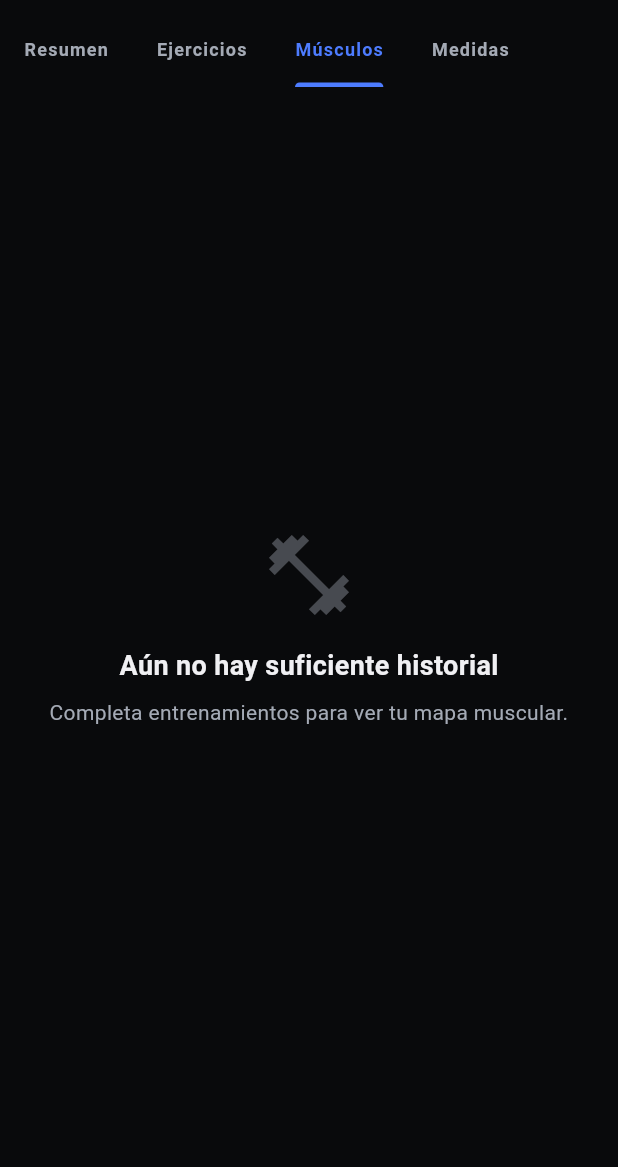
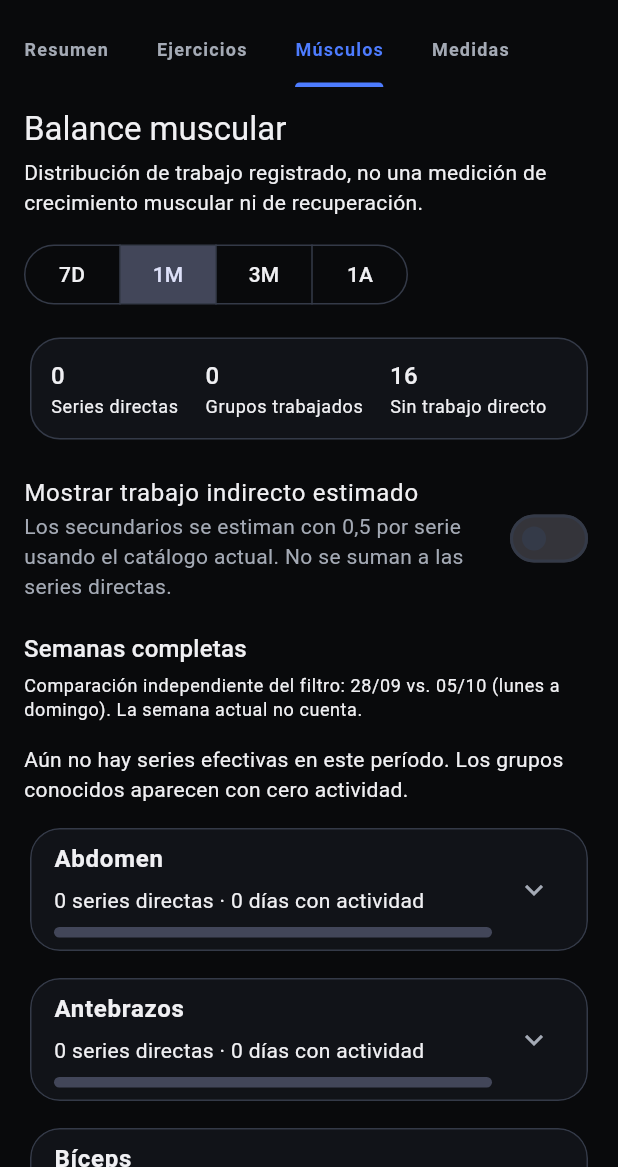
Before and after one commit to fernando15xvs/STK-Haven_CI, a Flutter app: the ProgressPage screen opened directly, tab 3 chosen, on a phone screen of 412 x 824 dp, the part 69-1236 px from its top. Run offline on Flutter 3.47's test engine with Material 3 defaults, Android fonts, the phone set to English and light mode, and no system bars; our stand-ins replace csv, file_picker, fl_chart, flutter_local_notifications, flutter_riverpod, hive and 8 more; missing offline and left inert: dart:js_interop, workmanager; accounts and stored records are empty; Roboto replaces fonts that are missing (Outfit).

Commit message:
feat(progress): implement muscle balance analytics and mobile detail

```diff
--- a/apps/app_mobile/lib/features/progress/presentation/widgets/muscle_heatmap_grid.dart
+++ b/apps/app_mobile/lib/features/progress/presentation/widgets/muscle_heatmap_grid.dart
@@ -1,165 +1,294 @@
+import 'package:core/domain/models/exercise.dart';
+import 'package:core/features/exercises/presentation/providers/exercise_provider.dart';
+import 'package:core/features/progress/application/muscle_balance_calculator.dart';
+import 'package:core/features/progress/application/progress_metrics_service.dart';
+import 'package:core/features/routines/presentation/providers/routine_provider.dart';
+import 'package:core/features/workout/application/workout_history_provider.dart';
 import 'package:flutter/material.dart';
 import 'package:flutter_riverpod/flutter_riverpod.dart';
-import 'package:gym_tracker/core/theme/app_colors.dart';
-import 'package:core/features/progress/application/muscle_workload_calculator.dart';
-import 'package:core/features/workout/application/workout_history_provider.dart';
-import 'package:core/features/progress/application/progress_metrics_service.dart';
+import 'package:intl/intl.dart';
 
-class MuscleHeatmapGrid extends ConsumerWidget {
+/// Kept under the historical name for navigation/backup compatibility.
+/// All muscle analytics now live in this single Balance Muscular tab.
+class MuscleHeatmapGrid extends ConsumerStatefulWidget {
   const MuscleHeatmapGrid({super.key});
 
   @override
-  Widget build(BuildContext context, WidgetRef ref) {
-    final filter = ref.watch(timeFilterProvider);
+  ConsumerState<MuscleHeatmapGrid> createState() => _MuscleHeatmapGridState();
+}
+
+class _MuscleHeatmapGridState extends ConsumerState<MuscleHeatmapGrid> {
+  bool _showIndirect = false;
+
+  @override
+  Widget build(BuildContext context) {
     final history = ref.watch(workoutHistoryProvider);
+    final exercises = ref.watch(exerciseListProvider);
+    final routines = ref.watch(routineListProvider);
+    final period = ref.watch(timeFilterProvider);
+    final report = MuscleBalanceCalculator.calculate(
+      history: history,
+      exercises: exercises,
+      routines: routines,
+      from: period.startDate,
+      now: DateTime.now(),
+    );
 
-    final sessions = history
-        .where((s) => s.finishedAt.isAfter(filter.startDate))
-        .toList();
-    final workload = MuscleWorkloadCalculator.calculate(sessions);
+    final maxSets = report.groups.fold<int>(
+      0, (highest, group) => group.directSets > highest
+          ? group.directSets : highest,
+    );
 
-    if (workload.isEmpty) {
-      return Center(
-        child: Padding(
-          padding: const EdgeInsets.all(32.0),
-          child: Column(
-            mainAxisAlignment: MainAxisAlignment.center,
+    return ListView(
+      padding: const EdgeInsets.fromLTRB(16, 14, 16, 110),
       children: [
-              Icon(
-                Icons.fitness_center,
-                size: 64,
-                color: AppColors.of(
-                  context,
-                ).textSecondary.withValues(alpha: 0.4),
+        Text('Balance muscular',
+            style: Theme.of(context).textTheme.titleLarge),
+        const SizedBox(height: 5),
+        const Text(
+          'Distribución de trabajo registrado, no una medición de crecimiento muscular ni de recuperación.',
         ),
-              const SizedBox(height: 16),
-              Text(
-                'Aún no hay suficiente historial',
-                style: TextStyle(
-                  color: AppColors.of(context).textPrimary,
-                  fontSize: 18,
-                  fontWeight: FontWeight.bold,
+        const SizedBox(height: 14),
+        SingleChildScrollView(
+          scrollDirection: Axis.horizontal,
+          child: SegmentedButton<TimeFilter>(
+            showSelectedIcon: false,
+            segments: const [
+              ButtonSegment(value: TimeFilter.week, label: Text('7D')),
+              ButtonSegment(value: TimeFilter.month, label: Text('1M')),
+              ButtonSegment(value: TimeFilter.threeMonths, label: Text('3M')),
+              ButtonSegment(value: TimeFilter.year, label: Text('1A')),
+            ],
+            selected: {period},
+            onSelectionChanged: (value) =>
+                ref.read(timeFilterProvider.notifier).setFilter(value.first),
           ),
         ),
-              const SizedBox(height: 8),
+        const SizedBox(height: 14),
+        _SummaryCard(
+          total: report.totalDirectSets,
+          active: report.groups.where((g) => g.directSets > 0).length,
+          inactive: report.groups.where((g) => g.directSets == 0).length,
+        ),
+        const SizedBox(height: 12),
+        SwitchListTile.adaptive(
+          key: const ValueKey('muscle_indirect_toggle'),
+          contentPadding: EdgeInsets.zero,
+          title: const Text('Mostrar trabajo indirecto estimado'),
+          subtitle: const Text(
+            'Los secundarios se estiman con 0,5 por serie usando el catálogo actual. No se suman a las series directas.',
+          ),
+          value: _showIndirect,
+          onChanged: (value) => setState(() => _showIndirect = value),
+        ),
+        const SizedBox(height: 12),
+        Text('Semanas completas',
+            style: Theme.of(context).textTheme.titleMedium),
+        const SizedBox(height: 4),
         Text(
-                'Completa entrenamientos para ver tu mapa muscular.',
+          'Comparación independiente del filtro: '
+          '${DateFormat('dd/MM').format(report.previousWeekStart)} vs. '
+          '${DateFormat('dd/MM').format(report.recentWeekStart)} '
+          '(lunes a domingo). La semana actual no cuenta.',
+          style: Theme.of(context).textTheme.bodySmall,
+        ),
+        const SizedBox(height: 15),
+        if (report.groups.isEmpty)
+          const Padding(
+            padding: EdgeInsets.all(24),
+            child: Center(child: Text(
+              'No hay grupos musculares identificados. '
+              'Añade ejercicios para construir tu balance.',
               textAlign: TextAlign.center,
-                style: TextStyle(color: AppColors.of(context).textSecondary),
+            )),
+          )
+        else ...[
+          if (!report.hasRecordedWork)
+            const Padding(
+              padding: EdgeInsets.only(bottom: 12),
+              child: Text(
+                'Aún no hay series efectivas en este período. '
+                'Los grupos conocidos aparecen con cero actividad.',
               ),
+            ),
+          for (final muscle in report.groups)
+            Padding(
+              padding: const EdgeInsets.only(bottom: 10),
+              child: _MuscleCard(
+                key: ValueKey('muscle_${muscle.name.toLowerCase()}'),
+                muscle: muscle,
+                maxSets: maxSets,
+                showIndirect: _showIndirect,
+              ),
+            ),
+        ],
+        if (report.sessionsWithComparablePlan > 0) ...[
+          const SizedBox(height: 9),
+          const Text(
+            'Plan vs. realizado: solo sesiones ya registradas con una '
+            'rutina que todavía existe. Los objetivos se leen de la '
+            'versión actual de esa rutina; podrían diferir de los '
+            'objetivos originales. No incluye sesiones que no se iniciaron.',
+          ),
+        ],
+      ],
+    );
+  }
+}
+
+class _SummaryCard extends StatelessWidget {
+  const _SummaryCard({
+    required this.total,
+    required this.active,
+    required this.inactive,
+  });
+
+  final int total;
+  final int active;
+  final int inactive;
+
+  @override
+  Widget build(BuildContext context) => Card(
+    child: Padding(
+      padding: const EdgeInsets.all(14),
+      child: Wrap(
+        spacing: 18,
+        runSpacing: 12,
+        children: [
+          _Metric(label: 'Series directas', value: '$total'),
+          _Metric(label: 'Grupos trabajados', value: '$active'),
+          _Metric(label: 'Sin trabajo directo', value: '$inactive'),
         ],
       ),
     ),
   );
 }
 
-    // Sort by most trained muscle
-    final sortedMuscles = workload.entries.toList()
+class _Metric extends StatelessWidget {
+  const _Metric({required this.label, required this.value});
+  final String label;
+  final String value;
+
+  @override
+  Widget build(BuildContext context) => Column(
+    crossAxisAlignment: CrossAxisAlignment.start,
+    mainAxisSize: MainAxisSize.min,
+    children: [
+      Text(value, style: Theme.of(context).textTheme.titleMedium),
+      Text(label, style: Theme.of(context).textTheme.bodySmall),
+    ],
+  );
+}
+
+class _MuscleCard extends StatelessWidget {
+  const _MuscleCard({
+    super.key,
+    required this.muscle,
+    required this.maxSets,
+    required this.showIndirect,
+  });
+  final MuscleBalanceItem muscle;
+  final int maxSets;
+  final bool showIndirect;
+
+  String _date(DateTime? value) => value == null
+      ? 'Sin registros'
+      : DateFormat('dd/MM/yyyy').format(value.toLocal());
+
+  @override
+  Widget build(BuildContext context) {
+    final contribution = muscle.directExerciseSets.entries.toList()
       ..sort((a, b) => b.value.compareTo(a.value));
-
-    final maxSets = sortedMuscles.first.value;
-    final totalSets = workload.values.fold<double>(0, (a, b) => a + b);
-
-    return ListView(
-      padding: AppSpacing.pagePadding,
+    return Card(
+      clipBehavior: Clip.antiAlias,
+      child: ExpansionTile(
+        key: ValueKey('muscle_details_${muscle.name.toLowerCase()}'),
+        title: Text(muscle.name,
+            style: const TextStyle(fontWeight: FontWeight.w700)),
+        subtitle: Column(
+          crossAxisAlignment: CrossAxisAlignment.start,
           children: [
-        Text('MÚSCULOS', style: AppTypography.labelLarge),
-        const SizedBox(height: 4),
+            const SizedBox(height: 5),
             Text(
-          'ÚLTIMOS ${filter.label}',
-          style: TextStyle(
-            color: AppColors.of(context).textSecondary,
-            fontSize: 13,
-            fontWeight: FontWeight.bold,
+              '${muscle.directSets} series directas · '
+              '${muscle.trainingDays} días con actividad',
+            ),
+            const SizedBox(height: 8),
+            LinearProgressIndicator(
+              value: maxSets <= 0 ? 0 : muscle.directSets / maxSets,
+              minHeight: 7,
+              borderRadius: BorderRadius.circular(4),
+            ),
+            if (showIndirect && muscle.estimatedSecondarySets > 0) ...[
+              const SizedBox(height: 6),
+              Text(
+                'Indirecto estimado: '
+                '${muscle.estimatedSecondarySets.toStringAsFixed(1)} '
+                'series equivalentes (separado)',
+                style: Theme.of(context).textTheme.bodySmall,
+              ),
+            ],
+          ],
+        ),
+        childrenPadding: const EdgeInsets.fromLTRB(16, 0, 16, 16),
+        children: [
+          const Divider(height: 18),
+          Align(
+            alignment: Alignment.centerLeft,
+            child: Text('Último trabajo: ${_date(muscle.lastTrainedAt)}'),
+          ),
+          const SizedBox(height: 8),
+          Align(
+            alignment: Alignment.centerLeft,
+            child: Text(
+              'Semanas completas (anterior → reciente): '
+              '${muscle.previousFullWeekSets} → '
+              '${muscle.recentFullWeekSets} series directas',
             ),
           ),
-        const SizedBox(height: AppSpacing.lg),
-
-        GridView.builder(
-          shrinkWrap: true,
-          physics: const NeverScrollableScrollPhysics(),
-          gridDelegate: const SliverGridDelegateWithFixedCrossAxisCount(
-            crossAxisCount: 2,
-            crossAxisSpacing: 12,
-            mainAxisSpacing: 12,
-            childAspectRatio: 1.5,
-          ),
-          itemCount: sortedMuscles.length,
-          itemBuilder: (context, index) {
-            final entry = sortedMuscles[index];
-            final muscle = entry.key;
-            final sets = entry.value;
-            final percentOfMax = sets / maxSets;
-            final percentOfTotal = (sets / totalSets) * 100;
-
-            // Color interpolation based on intensity
-            final intensityColor =
-                Color.lerp(
-                  AppColors.of(context).surfaceHigh,
-                  AppColors.of(context).primary,
-                  percentOfMax * 0.8,
-                ) ??
-                AppColors.of(context).surfaceHigh;
-
-            return Container(
-              padding: const EdgeInsets.all(12),
-              decoration: BoxDecoration(
-                color: AppColors.of(context).surfaceHigh,
-                borderRadius: BorderRadius.circular(AppRadius.md),
-                border: Border.all(
-                  color: intensityColor.withValues(alpha: 0.3),
-                  width: 2,
+          Align(
+            alignment: Alignment.centerLeft,
+            child: Text(
+              'Frecuencia: ${muscle.previousFullWeekDays} → '
+              '${muscle.recentFullWeekDays} días por semana',
+              style: Theme.of(context).textTheme.bodySmall,
             ),
           ),
-              child: Column(
-                crossAxisAlignment: CrossAxisAlignment.start,
-                mainAxisAlignment: MainAxisAlignment.center,
-                children: [
-                  Text(
-                    muscle.toUpperCase(),
-                    style: const TextStyle(
-                      fontWeight: FontWeight.bold,
-                      fontSize: 14,
-                    ),
-                  ),
-                  const SizedBox(height: 6),
-                  ClipRRect(
-                    borderRadius: BorderRadius.circular(2),
-                    child: LinearProgressIndicator(
-                      value: percentOfMax,
-                      backgroundColor: AppColors.of(
-                        context,
-                      ).surfaceHigh.withValues(alpha: 0.5),
-                      valueColor: AlwaysStoppedAnimation<Color>(intensityColor),
-                      minHeight: 8,
-                    ),
-                  ),
-                  const SizedBox(height: 8),
-                  Row(
-                    mainAxisAlignment: MainAxisAlignment.spaceBetween,
-                    children: [
-                      Text(
-                        '${sets.toInt()} series',
-                        style: TextStyle(
-                          color: AppColors.of(context).textSecondary,
-                          fontSize: 13,
-                        ),
-                      ),
-                      Text(
-                        '${percentOfTotal.toStringAsFixed(1)}%',
-                        style: TextStyle(
-                          color: AppColors.of(context).textSecondary,
-                          fontSize: 13,
+          if (muscle.plannedSetsInPerformedSessions != null) ...[
+            const SizedBox(height: 12),
+            Align(
+              alignment: Alignment.centerLeft,
+              child: Text(
+                'En sesiones con rutina: '
+                '${muscle.completedSetsInPlannedExercises}/'
+                '${muscle.plannedSetsInPerformedSessions} '
+                'series efectivas realizadas/planificadas',
               ),
             ),
           ],
+          const SizedBox(height: 12),
+          Align(
+            alignment: Alignment.centerLeft,
+            child: Text(
+              'Ejercicios que aportaron trabajo directo',
+              style: Theme.of(context).textTheme.titleSmall,
+            ),
+          ),
+          if (contribution.isEmpty)
+            const Align(
+              alignment: Alignment.centerLeft,
+              child: Text('Ninguno en este período.'),
+            )
+          else
+            for (final item in contribution)
+              ListTile(
+                dense: true,
+                contentPadding: EdgeInsets.zero,
+                title: Text(item.key),
+                trailing: Text('${item.value} series'),
               ),
         ],
       ),
     );
-          },
-        ),
-      ],
-    );
   }
 }
--- /dev/null
+++ b/packages/core/lib/features/progress/application/muscle_balance_calculator.dart
@@ -0,0 +1,243 @@
+import 'package:core/domain/models/exercise.dart';
+import 'package:core/domain/models/routine.dart';
+import 'package:core/domain/models/workout_session.dart';
+
+/// Read-only training distribution based exclusively on completed working sets.
+/// Indirect exposure is a *separate estimate* based on the CURRENT exercise
+/// catalogue; it is never merged into direct working sets or saved to history.
+class MuscleBalanceReport {
+  final List<MuscleBalanceItem> groups;
+  final DateTime recentWeekStart;
+  final DateTime previousWeekStart;
+  final int sessionsWithComparablePlan;
+
+  const MuscleBalanceReport({
+    required this.groups,
+    required this.recentWeekStart,
+    required this.previousWeekStart,
+    required this.sessionsWithComparablePlan,
+  });
+
+  int get totalDirectSets =>
+      groups.fold(0, (sum, item) => sum + item.directSets);
+  bool get hasRecordedWork => totalDirectSets > 0;
+}
+
+class MuscleBalanceItem {
+  final String name;
+  final int directSets;
+  final double estimatedSecondarySets;
+  final int trainingDays;
+  final DateTime? lastTrainedAt;
+  final Map<String, int> directExerciseSets;
+  final int previousFullWeekSets;
+  final int recentFullWeekSets;
+  final int previousFullWeekDays;
+  final int recentFullWeekDays;
+
+  /// Null means there was no comparable performed session associated with
+  /// a currently available routine. This is NOT a historical plan snapshot.
+  final int? plannedSetsInPerformedSessions;
+  final int completedSetsInPlannedExercises;
+
+  const MuscleBalanceItem({
+    required this.name,
+    required this.directSets,
+    required this.estimatedSecondarySets,
+    required this.trainingDays,
+    required this.lastTrainedAt,
+    required this.directExerciseSets,
+    required this.previousFullWeekSets,
+    required this.recentFullWeekSets,
+    required this.previousFullWeekDays,
+    required this.recentFullWeekDays,
+    required this.plannedSetsInPerformedSessions,
+    required this.completedSetsInPlannedExercises,
+  });
+}
+
+class _MuscleAccumulator {
+  final String name;
+  int directSets = 0;
+  double estimatedSecondarySets = 0;
+  DateTime? lastTrainedAt;
+  final Set<String> trainingDates = {};
+  final Set<String> lastFullWeekDates = {};
+  final Set<String> previousFullWeekDates = {};
+  final Map<String, int> contributions = {};
+  int recentWeekSets = 0;
+  int previousWeekSets = 0;
+  int? planned;
+  int completedAgainstPlan = 0;
+  _MuscleAccumulator(this.name);
+}
+
+class MuscleBalanceCalculator {
+  const MuscleBalanceCalculator._();
+
+  static MuscleBalanceReport calculate({
+    required Iterable<WorkoutSession> history,
+    required Iterable<Exercise> exercises,
+    Iterable<Routine> routines = const [],
+    required DateTime from,
+    required DateTime now,
+  }) {
+    final exerciseMap = {for (final e in exercises) e.id: e};
+    final routineMap = {for (final r in routines) r.id: r};
+    final groups = <String, _MuscleAccumulator>{};
+
+    _MuscleAccumulator ensure(String raw) {
+      final name = raw.trim();
+      final key = name.toLowerCase();
+      return groups.putIfAbsent(key, () => _MuscleAccumulator(name));
+    }
+
+    // Include known muscle groups even when there is no activity. The
+    // catalogue may include groups with no corresponding training history.
+    for (final exercise in exercises) {
+      if (exercise.muscleGroup.trim().isNotEmpty) {
+        ensure(exercise.muscleGroup);
+      }
+      for (final secondary in exercise.secondaryMuscles) {
+        if (secondary.trim().isNotEmpty) ensure(secondary);
+      }
+    }
+
+    DateTime day(DateTime date) {
+      final local = date.toLocal();
+      return DateTime(local.year, local.month, local.day);
+    }
+
+    // Only COMPLETED Monday–Sunday calendar weeks are compared, never the
+    // current partial week. They are independent of the rolling filter.
+    final today = day(now);
+    final recentEnd = today.subtract(Duration(days: today.weekday - 1));
+    final recentStart = recentEnd.subtract(const Duration(days: 7));
+    final previousStart = recentStart.subtract(const Duration(days: 7));
+    final fromDate = from;
+    final keysForWeek = <String, bool>{}; // reserved for avoiding duplicate IDs
+    var comparableSessions = 0;
+
+    for (final session in history) {
+      // The last-completed-week comparison may predate the selected window.
+      // Never include sessions dated in the future.
+      final finished = session.finishedAt;
+      if (finished.isAfter(now)) continue;
+      final inPeriod = !finished.isBefore(fromDate);
+      final localDay = day(finished);
+      final dateKey = '${localDay.year}-${localDay.month}-${localDay.day}';
+      final inRecent = !localDay.isBefore(recentStart) &&
+          localDay.isBefore(recentEnd);
+      final inPrevious = !localDay.isBefore(previousStart) &&
+          localDay.isBefore(recentStart);
+      if (!inPeriod && !inRecent && !inPrevious) continue;
+
+      // One current routine template per recorded session, not hypothetical
+      // future sessions. This comparison does not reconstruct past edits.
+      final routine = inPeriod && session.routineId != null
+          ? routineMap[session.routineId] : null;
+      final templateTargets = <String, int>{};
+      if (routine != null) {
+        comparableSessions++;
+        for (final target in routine.exercises) {
+          if (target.phase != RoutineExercisePhase.main ||
+              target.targetSets <= 0) continue;
+          templateTargets.update(
+            target.exerciseId,
+            (value) => value + target.targetSets,
+            ifAbsent: () => target.targetSets,
+          );
+          final group = exerciseMap[target.exerciseId]?.muscleGroup.trim();
+          if (group != null && group.isNotEmpty) {
+            final accumulator = ensure(group);
+            accumulator.planned =
+                (accumulator.planned ?? 0) + target.targetSets;
+          }
+        }
+      }
+
+      for (final exercise in session.exercises) {
+        final primary = exercise.muscleGroupSnapshot.trim().isNotEmpty
+            ? exercise.muscleGroupSnapshot.trim()
+            : (exerciseMap[exercise.exerciseId]?.muscleGroup ?? '').trim();
+        if (primary.isEmpty) continue;
+        final validSets = exercise.sets.where((set) =>
+            set.setType == WorkoutSetType.working && set.completed).length;
+        if (validSets == 0) continue;
+
+        final item = ensure(primary);
+        if (inPeriod) {
+          item.directSets += validSets;
+          item.trainingDates.add(dateKey);
+          if (item.lastTrainedAt == null ||
+              finished.isAfter(item.lastTrainedAt!)) {
+            item.lastTrainedAt = finished;
+          }
+          final label = exercise.exerciseNameSnapshot.trim().isNotEmpty
+              ? exercise.exerciseNameSnapshot.trim()
+              : (exerciseMap[exercise.exerciseId]?.name ??
+                  'Ejercicio sin nombre');
+          item.contributions.update(
+            label, (count) => count + validSets,
+            ifAbsent: () => validSets,
+          );
+          if (templateTargets.containsKey(exercise.exerciseId)) {
+            item.completedAgainstPlan += validSets;
+          }
+
+          // Secondary muscles are identified by the current catalogue, not
+          // by immutable workout history. Estimate 0.5 per completed set and
+          // keep this outside direct counts. Deduplicate each secondary.
+          final secondaryKeys = <String>{};
+          for (final secondary in exerciseMap[exercise.exerciseId]
+                  ?.secondaryMuscles ?? const <String>[]) {
+            final label = secondary.trim();
+            final key = label.toLowerCase();
+            if (label.isEmpty || key == primary.toLowerCase() ||
+                !secondaryKeys.add(key)) continue;
+            ensure(label).estimatedSecondarySets += validSets * 0.5;
+          }
+        }
+        if (inRecent) {
+          item.recentWeekSets += validSets;
+          item.lastFullWeekDates.add(dateKey);
+        }
+        if (inPrevious) {
+          item.previousWeekSets += validSets;
+          item.previousFullWeekDates.add(dateKey);
+        }
+      }
+    }
+
+    final rows = [
+      for (final item in groups.values)
+        MuscleBalanceItem(
+          name: item.name,
+          directSets: item.directSets,
+          estimatedSecondarySets: item.estimatedSecondarySets,
+          trainingDays: item.trainingDates.length,
+          lastTrainedAt: item.lastTrainedAt,
+          directExerciseSets: Map.unmodifiable(item.contributions),
+          previousFullWeekSets: item.previousWeekSets,
+          recentFullWeekSets: item.recentWeekSets,
+          previousFullWeekDays: item.previousFullWeekDates.length,
+          recentFullWeekDays: item.lastFullWeekDates.length,
+          plannedSetsInPerformedSessions: item.planned,
+          completedSetsInPlannedExercises: item.completedAgainstPlan,
+        ),
+    ]..sort((a, b) {
+        final direct = b.directSets.compareTo(a.directSets);
+        if (direct != 0) return direct;
+        final indirect =
+            b.estimatedSecondarySets.compareTo(a.estimatedSecondarySets);
+        return indirect != 0 ? indirect : a.name.compareTo(b.name);
+      });
+
+    return MuscleBalanceReport(
+      groups: List.unmodifiable(rows),
+      recentWeekStart: recentStart,
+      previousWeekStart: previousStart,
+      sessionsWithComparablePlan: comparableSessions,
+    );
+  }
+}
```
Also changed, not shown: 2 other files. Lines whose indentation alone changed are shown as unchanged.
